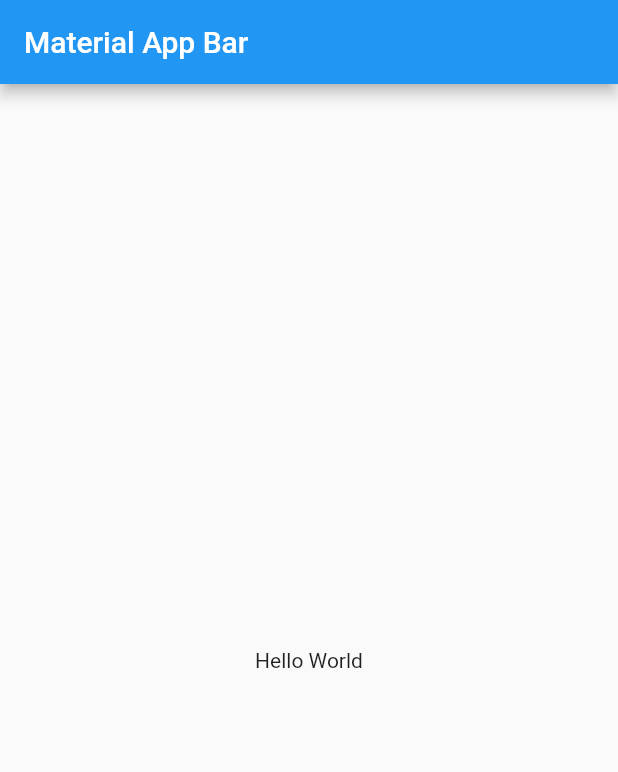
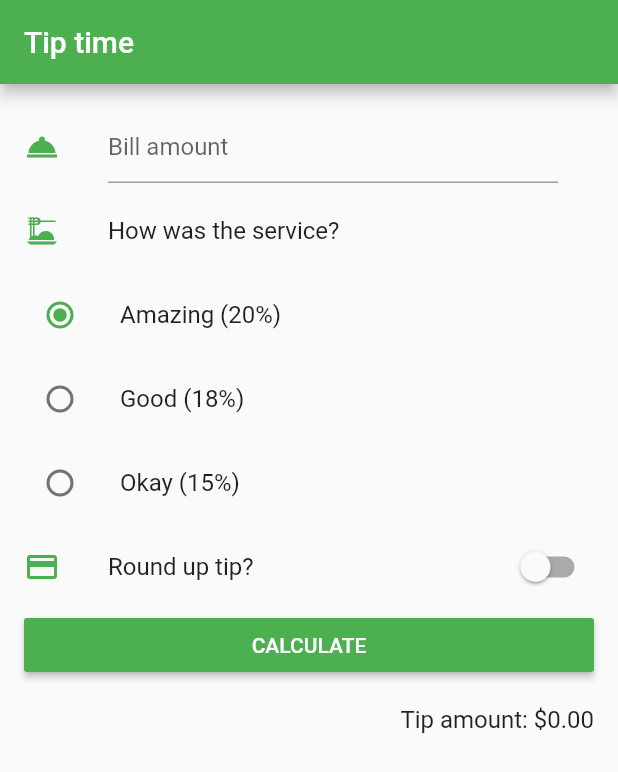
Before and after one commit to rodrigo-zamora/PDM-tarea2, a Flutter app: the screen it shows after launch, on a phone screen of 412 x 824 dp. Shown: the top 772 px of the screen. Run offline on Flutter 3.47's test engine with Material 2 defaults, Android fonts, the phone set to English and light mode, and no system bars.

Commit message:
tip_time_base

```diff
--- /dev/null
+++ b/lib/home_page.dart
@@ -0,0 +1,152 @@
+// ignore_for_file: library_private_types_in_public_api, prefer_const_constructors, prefer_const_literals_to_create_immutables, sort_child_properties_last
+
+import 'package:flutter/material.dart';
+
+class HomePage extends StatefulWidget {
+  const HomePage({Key? key}) : super(key: key);
+
+  @override
+  _HomePageState createState() => _HomePageState();
+}
+
+class _HomePageState extends State<HomePage> {
+  final billAmountController = TextEditingController();
+
+  double tipPercentage = 0.2;
+  double tipAmount = 0;
+  double billAmount = 0;
+  bool roundUp = false;
+
+  @override
+  Widget build(BuildContext context) {
+    return Scaffold(
+      appBar: AppBar(
+        title: Text('Tip time'),
+      ),
+      body: ListView(
+        children: [
+          SizedBox(height: 14),
+          ListTile(
+            leading: Icon(Icons.room_service, color: Colors.green),
+            title: Padding(
+              padding: EdgeInsets.only(right: 24),
+              child: TextField(
+                decoration: InputDecoration(
+                  hintText: 'Bill amount',
+                ),
+                controller: billAmountController,
+              ),
+            ),
+          ),
+          ListTile(
+            leading: Icon(Icons.dinner_dining, color: Colors.green),
+            title: Text("How was the service?"),
+          ),
+          Column(
+            children: [
+              ListTile(
+                leading: Radio(
+                  value: 0.2,
+                  groupValue: tipPercentage,
+                  onChanged: (value) {
+                    setState(() {
+                      tipPercentage = value as double;
+                    });
+                  },
+                ),
+                title: Text('Amazing (20%)'),
+              ),
+              ListTile(
+                leading: Radio(
+                  value: 0.18,
+                  groupValue: tipPercentage,
+                  onChanged: (value) {
+                    setState(() {
+                      tipPercentage = value as double;
+                    });
+                  },
+                ),
+                title: Text('Good (18%)'),
+              ),
+              ListTile(
+                leading: Radio(
+                  value: 0.15,
+                  groupValue: tipPercentage,
+                  onChanged: (value) {
+                    setState(() {
+                      tipPercentage = value as double;
+                    });
+                  },
+                ),
+                title: Text('Okay (15%)'),
+              ),
+            ],
+          ),
+          ListTile(
+            leading: Icon(Icons.credit_card, color: Colors.green),
+            title: Text('Round up tip?'),
+            trailing: Switch(
+              value: roundUp,
+              onChanged: (value) {
+                setState(() {
+                  roundUp = value;
+                });
+              },
+            ),
+          ),
+          Padding(
+            padding: const EdgeInsets.only(left: 16, right: 16),
+            child: MaterialButton(
+              child: Text("CALCULATE"),
+              color: Colors.green,
+              textColor: Colors.white,
+              onPressed: () {
+                setState(() {
+                  if (billAmountController.text.isNotEmpty) {
+                    billAmount = double.parse(billAmountController.text);
+                    _tipCalculation();
+                  } else if (billAmountController.text.isEmpty) {
+                    showDialog(
+                      context: context,
+                      builder: (BuildContext context) {
+                        return AlertDialog(
+                          title: Text('Error'),
+                          content: Text('Please enter a bill amount'),
+                          actions: [
+                            TextButton(
+                              child: Text('OK'),
+                              onPressed: () {
+                                Navigator.of(context).pop();
+                              },
+                            ),
+                          ],
+                        );
+                      },
+                    );
+                  }
+                });
+              },
+            ),
+          ),
+          SizedBox(height: 16),
+          Container(
+            alignment: Alignment.topRight,
+            padding: EdgeInsets.only(right: 16),
+            child: Text(
+              'Tip amount: \$${tipAmount.toStringAsFixed(2)}',
+              textAlign: TextAlign.center,
+              style: TextStyle(fontSize: 16),
+            ),
+          ),
+        ],
+      ),
+    );
+  }
+
+  void _tipCalculation() {
+    tipAmount = billAmount * tipPercentage;
+    if (roundUp) {
+      tipAmount = tipAmount.ceilToDouble();
+    }
+  }
+}
--- a/lib/main.dart
+++ b/lib/main.dart
@@ -1,4 +1,7 @@
+// ignore_for_file: prefer_const_constructors
+
 import 'package:flutter/material.dart';
+import 'package:tip_time_base/home_page.dart';
 
 void main() => runApp(const MyApp());
 
@@ -9,14 +12,8 @@ class MyApp extends StatelessWidget {
   Widget build(BuildContext context) {
     return MaterialApp(
       title: 'Material App',
-      home: Scaffold(
-        appBar: AppBar(
-          title: const Text('Material App Bar'),
-        ),
-        body: const Center(
-          child: Text('Hello World'),
-        ),
-      ),
+      theme: ThemeData(primarySwatch: Colors.green),
+      home: HomePage(),
     );
   }
 }
```
